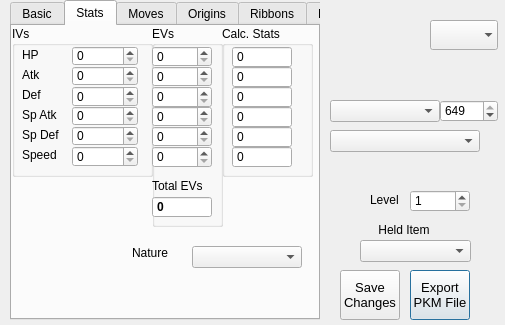
Old version of the form QT Projects/pkmviewer.ui in the repository Annovae/PKMDS-G5.
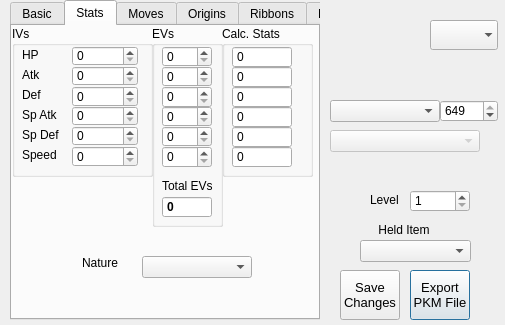
New version of the form. The open tabs and pages were chosen to show the change.

```diff
--- a/QT Projects/pkmviewer.ui
+++ b/QT Projects/pkmviewer.ui
@@ -457,6 +457,9 @@
     </property>
    </widget>
    <widget class="QComboBox" name="cbForm">
+    <property name="enabled">
+     <bool>false</bool>
+    </property>
     <property name="geometry">
      <rect>
       <x>0</x>
@@ -484,6 +487,9 @@
    <property name="tabPosition">
     <enum>QTabWidget::North</enum>
    </property>
+   <property name="tabShape">
+    <enum>QTabWidget::Rounded</enum>
+   </property>
    <property name="currentIndex">
     <number>0</number>
    </property>
@@ -1076,9 +1082,9 @@
      <widget class="QLabel" name="label">
       <property name="geometry">
        <rect>
-        <x>0</x>
+        <x>10</x>
         <y>150</y>
-        <width>70</width>
+        <width>60</width>
         <height>20</height>
        </rect>
       </property>
@@ -1089,9 +1095,9 @@
      <widget class="QSpinBox" name="sbTotalEVs">
       <property name="geometry">
        <rect>
-        <x>0</x>
+        <x>10</x>
         <y>170</y>
-        <width>60</width>
+        <width>50</width>
         <height>22</height>
        </rect>
       </property>
@@ -1114,9 +1120,9 @@
      <widget class="QSpinBox" name="sbSpeedEV">
       <property name="geometry">
        <rect>
-        <x>0</x>
+        <x>10</x>
         <y>120</y>
-        <width>60</width>
+        <width>50</width>
         <height>22</height>
        </rect>
       </property>
@@ -1127,9 +1133,9 @@
      <widget class="QSpinBox" name="sbHPEV">
       <property name="geometry">
        <rect>
-        <x>0</x>
+        <x>10</x>
         <y>20</y>
-        <width>60</width>
+        <width>50</width>
         <height>21</height>
        </rect>
       </property>
@@ -1140,9 +1146,9 @@
      <widget class="QSpinBox" name="sbDefEV">
       <property name="geometry">
        <rect>
-        <x>0</x>
+        <x>10</x>
         <y>60</y>
-        <width>60</width>
+        <width>50</width>
         <height>22</height>
        </rect>
       </property>
@@ -1153,9 +1159,9 @@
      <widget class="QSpinBox" name="sbAtkEV">
       <property name="geometry">
        <rect>
-        <x>0</x>
+        <x>10</x>
         <y>40</y>
-        <width>60</width>
+        <width>50</width>
         <height>21</height>
        </rect>
       </property>
@@ -1166,9 +1172,9 @@
      <widget class="QSpinBox" name="sbSpAtkEV">
       <property name="geometry">
        <rect>
-        <x>0</x>
+        <x>10</x>
         <y>80</y>
-        <width>60</width>
+        <width>50</width>
         <height>21</height>
        </rect>
       </property>
@@ -1179,9 +1185,9 @@
      <widget class="QSpinBox" name="sbSpDefEV">
       <property name="geometry">
        <rect>
-        <x>0</x>
+        <x>10</x>
         <y>100</y>
-        <width>60</width>
+        <width>50</width>
         <height>21</height>
        </rect>
       </property>
@@ -1320,8 +1326,8 @@
     <widget class="QComboBox" name="cbNatures">
      <property name="geometry">
       <rect>
-       <x>180</x>
-       <y>220</y>
+       <x>130</x>
+       <y>230</y>
        <width>110</width>
        <height>22</height>
       </rect>
@@ -1330,8 +1336,8 @@
     <widget class="QLabel" name="lblNature">
      <property name="geometry">
       <rect>
-       <x>120</x>
-       <y>220</y>
+       <x>70</x>
+       <y>230</y>
        <width>50</width>
        <height>13</height>
       </rect>
@@ -1344,7 +1350,7 @@
      <property name="geometry">
       <rect>
        <x>10</x>
-       <y>210</y>
+       <y>160</y>
        <width>100</width>
        <height>60</height>
       </rect>
```
Left out of the diff: 16 changed lines with no effect on the pictures.
